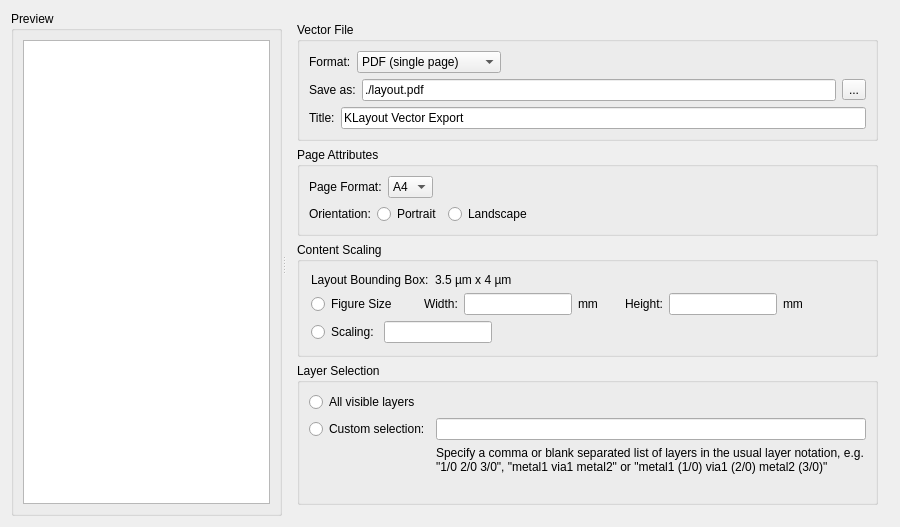
Before: the Qt Designer form pymacros/VectorFileExportDialog.ui in iic-jku/klayout-vector-file-export, drawn with Qt 5.
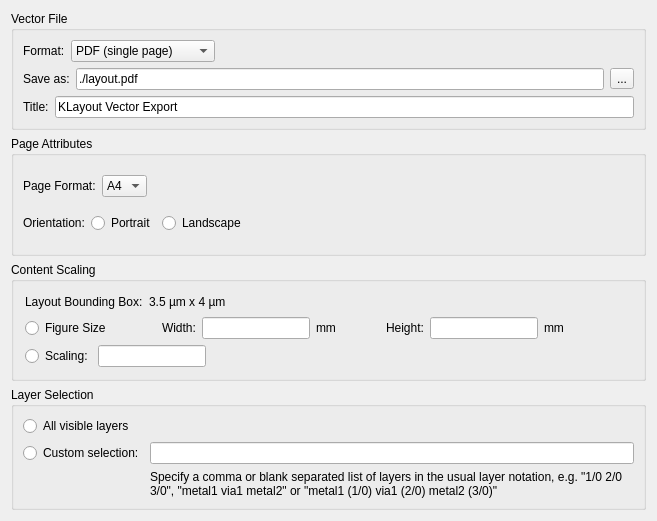
After: the same form once the commit is applied.

Commit message: Remove the preview

```diff
--- a/pymacros/VectorFileExportDialog.ui
+++ b/pymacros/VectorFileExportDialog.ui
@@ -6,63 +6,21 @@
    <rect>
     <x>0</x>
     <y>0</y>
-    <width>900</width>
-    <height>527</height>
+    <width>657</width>
+    <height>521</height>
    </rect>
   </property>
   <property name="minimumSize">
    <size>
-    <width>900</width>
+    <width>600</width>
     <height>0</height>
    </size>
   </property>
   <property name="windowTitle">
    <string>Application Settings</string>
   </property>
-  <layout class="QVBoxLayout" name="verticalLayout_8">
-   <item>
-    <widget class="QSplitter" name="splitter">
-     <property name="sizePolicy">
-      <sizepolicy hsizetype="Preferred" vsizetype="Preferred">
-       <horstretch>0</horstretch>
-       <verstretch>0</verstretch>
-      </sizepolicy>
-     </property>
-     <property name="orientation">
-      <enum>Qt::Orientation::Horizontal</enum>
-     </property>
-     <widget class="QGroupBox" name="groupBox_5">
-      <property name="sizePolicy">
-       <sizepolicy hsizetype="Expanding" vsizetype="Preferred">
-        <horstretch>0</horstretch>
-        <verstretch>0</verstretch>
-       </sizepolicy>
-      </property>
-      <property name="title">
-       <string>Preview</string>
-      </property>
       <layout class="QVBoxLayout" name="verticalLayout_7">
-       <property name="spacing">
-        <number>6</number>
-       </property>
-       <property name="leftMargin">
-        <number>9</number>
-       </property>
-       <property name="topMargin">
-        <number>9</number>
-       </property>
-       <property name="rightMargin">
-        <number>9</number>
-       </property>
-       <property name="bottomMargin">
-        <number>9</number>
-       </property>
        <item>
-        <widget class="QGraphicsView" name="preview_gv"/>
-       </item>
-      </layout>
-     </widget>
-     <widget class="QWidget" name="">
       <layout class="QVBoxLayout" name="verticalLayout_6">
        <item>
         <widget class="QGroupBox" name="groupBox_3">
@@ -509,25 +467,10 @@
             </item>
            </layout>
           </item>
-          <item>
-           <spacer name="verticalSpacer">
-            <property name="orientation">
-             <enum>Qt::Orientation::Vertical</enum>
-            </property>
-            <property name="sizeHint" stdset="0">
-             <size>
-              <width>20</width>
-              <height>40</height>
-             </size>
-            </property>
-           </spacer>
-          </item>
          </layout>
         </widget>
        </item>
       </layout>
-     </widget>
-    </widget>
    </item>
   </layout>
  </widget>
```
Lines whose indentation alone changed are shown as unchanged. The commit also changes 1 other file.
